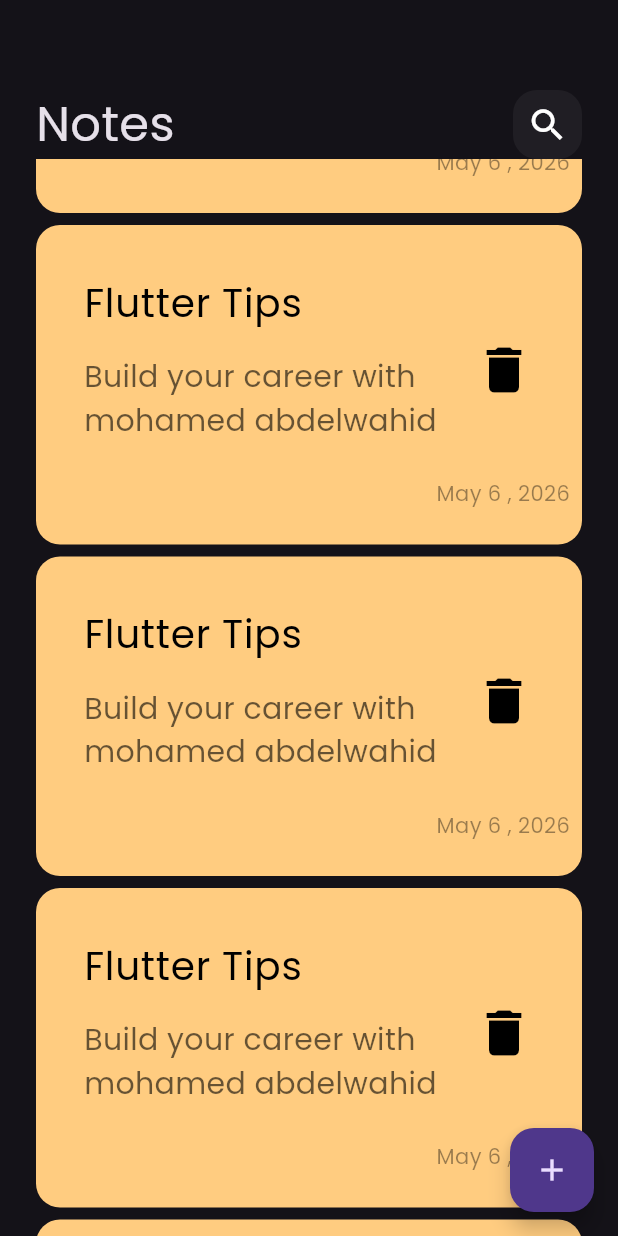
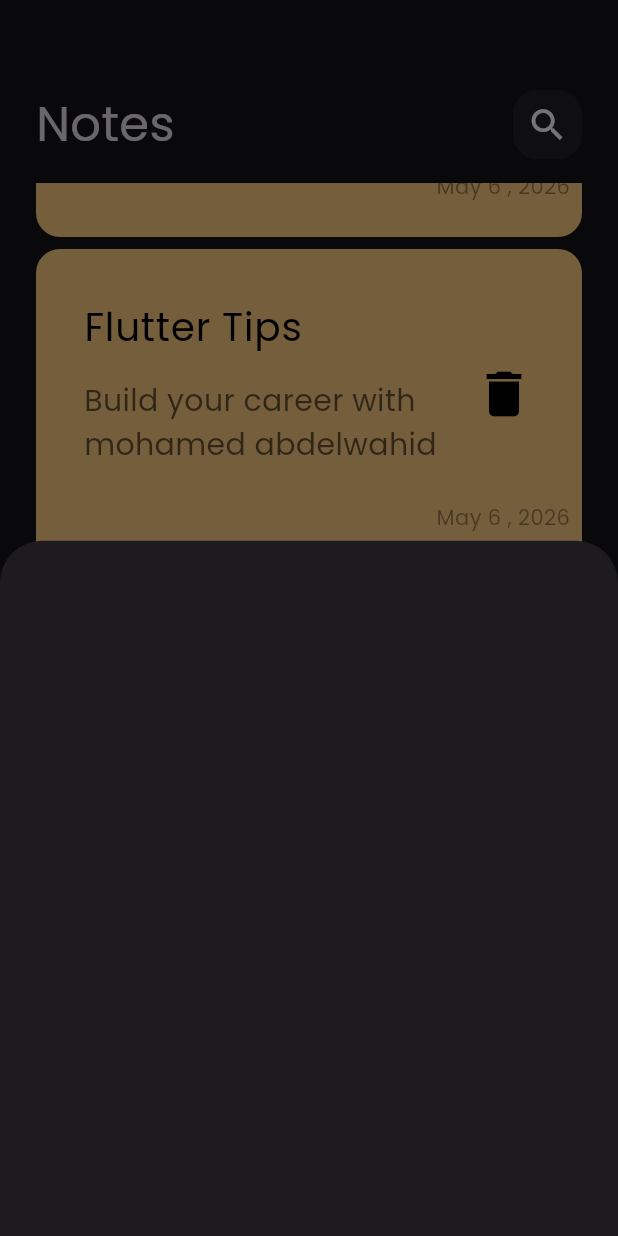
Before and after one commit to MohamedAbdelwahid/notes_app, a Flutter app: the screen it shows after launch, scrolled down 1728 dp, after a tap on the "add" icon, on a phone screen of 412 x 824 dp. Run offline on Flutter 3.47's test engine with Material 3 defaults, Android fonts, the phone set to English and light mode, and no system bars.

Commit message:
show model bottom sheet

```diff
--- a/lib/views/notes_view.dart
+++ b/lib/views/notes_view.dart
@@ -1,4 +1,6 @@
+
 import 'package:flutter/material.dart';
+import 'package:frist_project/views/widgets/add_note_bottom_sheet.dart';
 import 'package:frist_project/views/widgets/notes_view_body.dart';
 
 class NotesView extends StatelessWidget {
@@ -6,10 +8,18 @@
 
   @override
   Widget build(BuildContext context) {
-    return  Scaffold(
+    return Scaffold(
       floatingActionButton: FloatingActionButton(
-      onPressed: (){} ,
-      child: Icon(Icons.add),),
+        onPressed: () {
+          showModalBottomSheet(
+            context: context,
+            builder: (builder) {
+              return const AddNoteBottomsheet();
+            },
+          );
+        },
+        child: Icon(Icons.add),
+      ),
       body: const NotesViewBody(),
     );
   }
--- /dev/null
+++ b/lib/views/widgets/add_note_bottom_sheet.dart
@@ -0,0 +1,11 @@
+
+import 'package:flutter/material.dart';
+
+class AddNoteBottomsheet extends StatelessWidget {
+  const AddNoteBottomsheet({super.key});
+
+  @override
+  Widget build(BuildContext context) {
+    return Container();
+  }
+}
--- a/lib/views/widgets/notes_list_view.dart
+++ b/lib/views/widgets/notes_list_view.dart
@@ -5,13 +5,17 @@
   const NotesListVeiw({super.key});
   @override
   Widget build(BuildContext context) {
-    return ListView.builder(
+    return Padding(
+      padding: EdgeInsets.symmetric(vertical: 16),
+      child: ListView.builder(
+        padding: EdgeInsets.zero,
         itemBuilder: (context, index) {
           return const Padding(
             padding: EdgeInsets.symmetric(vertical: 4),
             child: NoteItem(),
           );
         },
+      ),
     );
   }
 }
```
Lines whose indentation alone changed are shown as unchanged.
